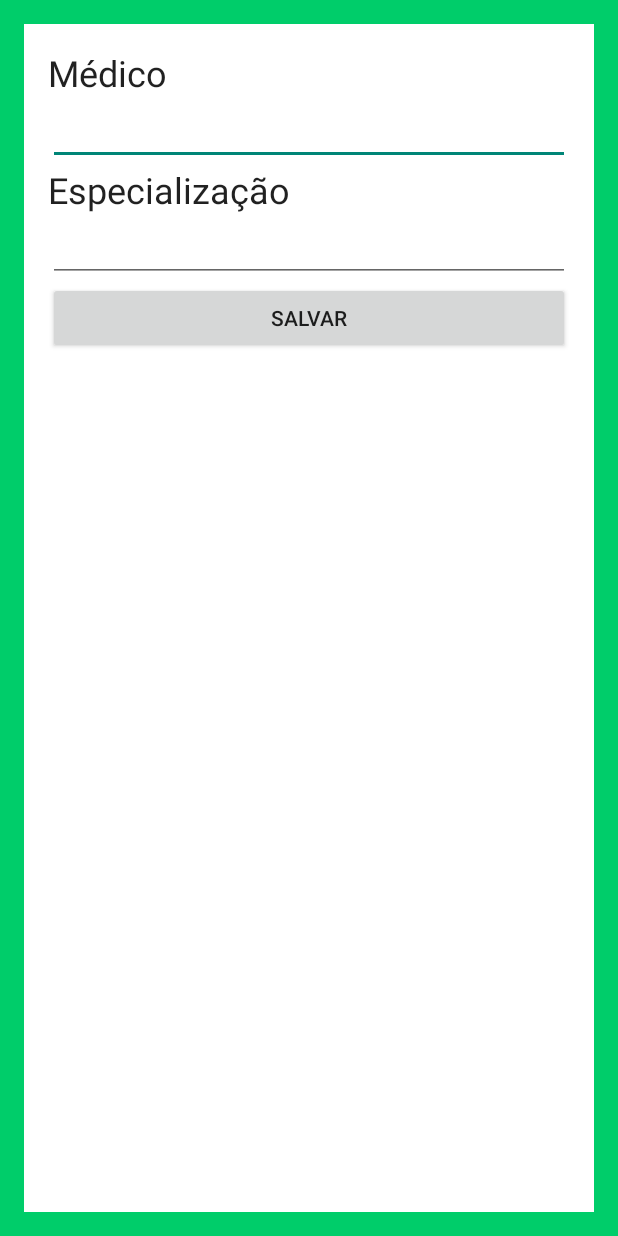
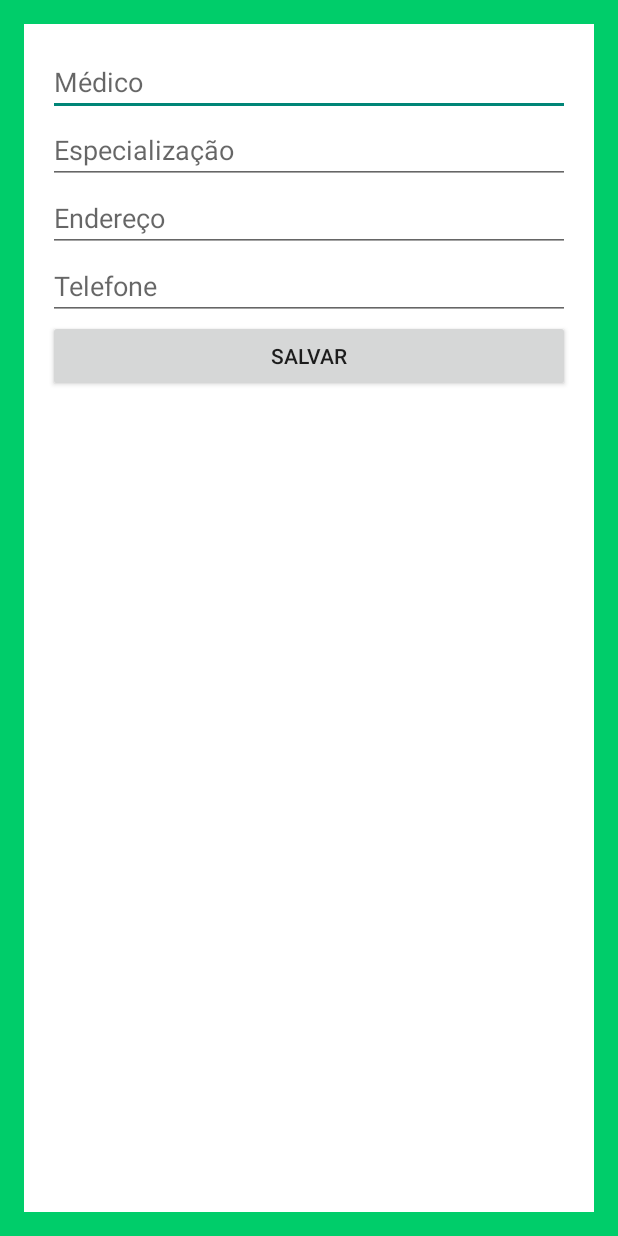
Before and after one commit to felipsimoes/nossaSaude, an Android app: the DadosMedicoActivity screen opened directly, with no data from a screen before it, on a phone screen of 412 x 824 dp. Run offline under Robolectric (Android 15) with nearby library versions, the light colour scheme and no system bars; our stand-ins replace ButterKnife; libraries missing offline, so code that uses them is left out: io.realm.

Commit message:
Medico: endereco e telefone, Linhas em Consulta e Exame

```diff
--- a/app/src/main/java/com/example/app/nossasaudeapp/Adapter/DoencaAdapter.java
+++ b/app/src/main/java/com/example/app/nossasaudeapp/Adapter/DoencaAdapter.java
@@ -18,7 +18,6 @@ public class DoencaAdapter extends RealmBaseAdapter<Doenca> implements ListAdapt
 
     private static class ViewHolder {
         TextView name;
-        TextView name2;
     }
 
     public DoencaAdapter(@Nullable OrderedRealmCollection<Doenca> data) {
@@ -33,11 +32,9 @@ public class DoencaAdapter extends RealmBaseAdapter<Doenca> implements ListAdapt
 
         viewHolder = new ViewHolder();
         viewHolder.name = (TextView) convertView.findViewById(R.id.name);
-        viewHolder.name2 = (TextView) convertView.findViewById(R.id.name2);
         convertView.setTag(viewHolder);
         final Doenca doenca = adapterData.get(position);
         viewHolder.name.setText(doenca.getNome());
-        viewHolder.name2.setText(doenca.getDescricao());
         return convertView;
     }
 }
--- a/app/src/main/java/com/example/app/nossasaudeapp/activities/DadosMedicoActivity.java
+++ b/app/src/main/java/com/example/app/nossasaudeapp/activities/DadosMedicoActivity.java
@@ -28,6 +28,10 @@ public class DadosMedicoActivity extends AppCompatActivity {
     Button btnSalvarmedico;
     @BindView(R.id.dadosmedico)
     ConstraintLayout dadosmedico;
+    @BindView(R.id.enderecoMedico)
+    EditText endereco;
+    @BindView(R.id.telefoneMedico)
+    EditText telefone;
 
     private long id;
 
@@ -51,6 +55,8 @@ public class DadosMedicoActivity extends AppCompatActivity {
         Medico medico = realm.where(Medico.class).equalTo("id", id).findFirst();
         txtmedico.setText(medico.getNome());
         txtespecializacao.setText(medico.getEspecializacao());
+        endereco.setText(medico.getEndereco());
+        telefone.setText(medico.getTelefone());
     }
 
     @OnClick(R.id.btnSalvarmedico)
@@ -75,10 +81,14 @@ public class DadosMedicoActivity extends AppCompatActivity {
         medico.setId(id);
         medico.setNome(txtmedico.getText().toString());
         medico.setEspecializacao(txtespecializacao.getText().toString());
+        medico.setEndereco(endereco.getText().toString());
+        medico.setTelefone(telefone.getText().toString());
 
         realm.executeTransaction(new Realm.Transaction() {
             @Override
-            public void execute(Realm realm) { realm.copyToRealmOrUpdate(medico); }
+            public void execute(Realm realm) {
+                realm.copyToRealmOrUpdate(medico);
+            }
         });
 
         Toast.makeText(this, "Medico Salvo", Toast.LENGTH_SHORT);
--- a/app/src/main/java/com/example/app/nossasaudeapp/activities/MedicoViewActivity.java
+++ b/app/src/main/java/com/example/app/nossasaudeapp/activities/MedicoViewActivity.java
@@ -27,6 +27,10 @@ public class MedicoViewActivity extends AppCompatActivity {
     TextView especializacaoMedicoView;
 
     Realm realm = Realm.getDefaultInstance();
+    @BindView(R.id.endereco_medico_view)
+    TextView enderecoMedicoView;
+    @BindView(R.id.telefone_medico_view)
+    TextView telefoneMedicoView;
     private Medico medico;
     private long id;
 
@@ -51,6 +55,8 @@ public class MedicoViewActivity extends AppCompatActivity {
     private void fillMedicoDados() {
         nomeMedicoView.setText(medico.getNome());
         especializacaoMedicoView.setText(medico.getEspecializacao());
+        enderecoMedicoView.setText(medico.getEndereco());
+        telefoneMedicoView.setText(medico.getTelefone());
     }
 
     @Override
--- a/app/src/main/res/layout/activity_dados_medico.xml
+++ b/app/src/main/res/layout/activity_dados_medico.xml
@@ -2,56 +2,68 @@
 <android.support.constraint.ConstraintLayout xmlns:android="http://schemas.android.com/apk/res/android"
     xmlns:app="http://schemas.android.com/apk/res-auto"
     xmlns:tools="http://schemas.android.com/tools"
+    android:id="@+id/dadosmedico"
     android:layout_width="match_parent"
     android:layout_height="match_parent"
-    tools:context="com.example.app.nossasaudeapp.activities.DadosMedicoActivity"
-    android:background="@color/colorBackQuad3"
-    android:id="@+id/dadosmedico">
+    android:background="@color/colorMedico"
+    tools:context="com.example.app.nossasaudeapp.activities.DadosMedicoActivity">
 
     <LinearLayout
-        android:layout_width="match_parent"
-        android:layout_height="match_parent"
+        android:layout_width="0dp"
+        android:layout_height="0dp"
         android:layout_margin="16dp"
+        android:layout_marginBottom="8dp"
+        android:layout_marginEnd="8dp"
+        android:layout_marginLeft="8dp"
+        android:layout_marginRight="8dp"
+        android:layout_marginStart="8dp"
+        android:layout_marginTop="8dp"
         android:background="@android:color/white"
         android:orientation="vertical"
-        android:padding="16dp">
-
-
-        <TextView
-            android:layout_width="match_parent"
-            android:layout_height="wrap_content"
-            android:text="Médico"
-            android:textAppearance="@style/TextAppearance.AppCompat.Headline" />
-
+        android:padding="16dp"
+        app:layout_constraintBottom_toBottomOf="parent"
+        app:layout_constraintLeft_toLeftOf="parent"
+        app:layout_constraintRight_toRightOf="parent"
+        app:layout_constraintTop_toTopOf="parent"
+        tools:layout_constraintBottom_creator="1"
+        tools:layout_constraintLeft_creator="1"
+        tools:layout_constraintRight_creator="1"
+        tools:layout_constraintTop_creator="1">
 
         <EditText
             android:id="@+id/txtmedico"
             android:layout_width="match_parent"
             android:layout_height="wrap_content"
             android:ems="10"
-            android:inputType="textPersonName"
-            android:textColorLink="@color/colorMedicamento" />
-
-        <TextView
-            android:layout_width="match_parent"
-            android:layout_height="wrap_content"
-            android:text="Especialização"
-            android:textAppearance="@style/TextAppearance.AppCompat.Headline" />
+            android:hint="Médico"
+            android:inputType="textPersonName" />
 
         <EditText
             android:id="@+id/txtespecializacao"
             android:layout_width="match_parent"
             android:layout_height="wrap_content"
             android:ems="10"
-            android:inputType="textPersonName"
-            android:textColorLink="@color/colorMedicamento" />
+            android:hint="Especialização"
+            android:inputType="textPersonName" />
+
+        <EditText
+            android:id="@+id/enderecoMedico"
+            android:layout_width="match_parent"
+            android:layout_height="wrap_content"
+            android:hint="Endereço" />
+
+        <EditText
+            android:id="@+id/telefoneMedico"
+            android:layout_width="match_parent"
+            android:layout_height="wrap_content"
+            android:hint="Telefone" />
 
         <Button
             android:id="@+id/btnSalvarmedico"
             android:layout_width="match_parent"
             android:layout_height="wrap_content"
-
             android:text="Salvar" />
 
     </LinearLayout>
+
 </android.support.constraint.ConstraintLayout>
--- a/app/src/main/res/layout/activity_login.xml
+++ b/app/src/main/res/layout/activity_login.xml
@@ -115,7 +115,7 @@
             android:id="@+id/view3"
             android:layout_width="match_parent"
             android:layout_height="1dp"
-            android:background="@color/colorBackQuad3" />
+            android:background="@color/colorMedico" />
 
         <View
             android:id="@+id/view4"
--- a/app/src/main/res/layout/activity_medico.xml
+++ b/app/src/main/res/layout/activity_medico.xml
@@ -4,7 +4,7 @@
     xmlns:tools="http://schemas.android.com/tools"
     android:layout_width="match_parent"
     android:layout_height="match_parent"
-    android:background="@color/colorBackQuad3"
+    android:background="@color/colorMedico"
     tools:context="com.example.app.nossasaudeapp.activities.MedicoActivity">
 
     <LinearLayout
--- a/app/src/main/res/layout/list_item_medico.xml
+++ b/app/src/main/res/layout/list_item_medico.xml
@@ -4,7 +4,7 @@
         android:layout_height="wrap_content"
         android:baselineAligned="false"
         android:orientation="horizontal"
-        android:background="@color/colorBackQuad3">
+        android:background="@color/colorMedico">
 
     <LinearLayout
         android:layout_width="match_parent"
--- a/app/src/main/res/values/colors.xml
+++ b/app/src/main/res/values/colors.xml
@@ -7,7 +7,7 @@
     <color name="colorBackRet">#23475f</color>
     <color name="colorDoenca">#ff4b3a</color>
     <color name="colorMedicamento">#00afe5</color>
-    <color name="colorBackQuad3">#00cd6a</color>
+    <color name="colorMedico">#00cd6a</color>
     <color name="colorBackQuad4">#ff7f0d</color>
     <color name="colorExame">#ffaa66cc</color>
     <color name="colorWhite">#ffffff</color>
```
Also changed, not shown: app/src/main/java/com/example/app/nossasaudeapp/activities/MainActivity.java (+0 -18 lines), app/src/main/java/com/example/app/nossasaudeapp/data/Medico.java (+10 -0 lines), app/src/main/res/layout/activity_dados_consulta.xml (+29 -18 lines), app/src/main/res/layout/activity_dados_exame.xml (+30 -21 lines), app/src/main/res/layout/activity_main.xml (+1 -17 lines), app/src/main/res/layout/activity_medico_view.xml (+24 -6 lines), app/src/main/res/layout/list_item_doenca.xml (+4 -11 lines), app/src/main/res/layout/list_item_medicamento.xml (+3 -9 lines).
